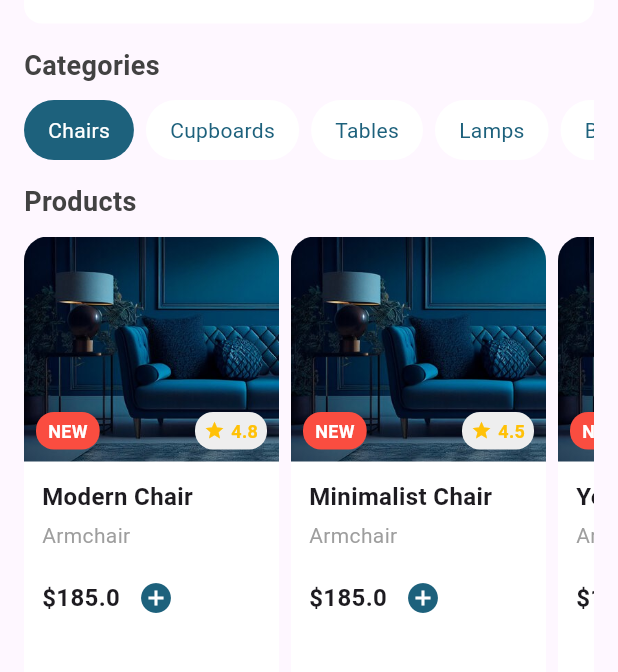
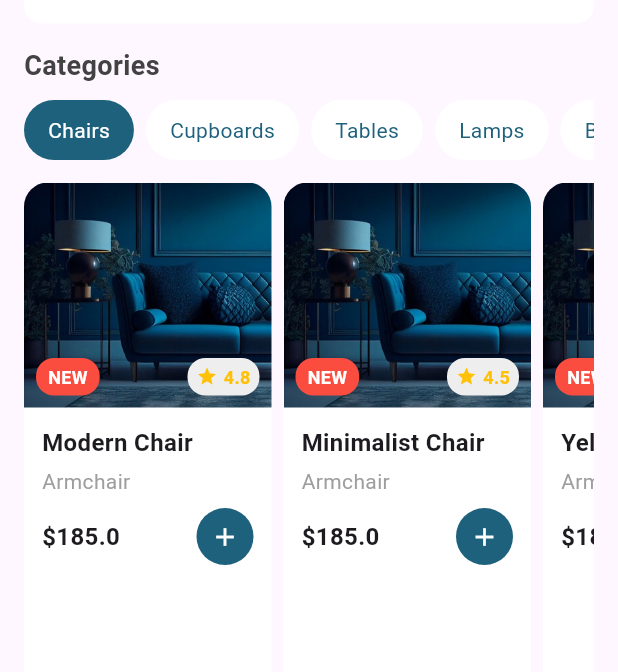
Before and after one commit to Huseinaz/furniture-app, a Flutter app: the HomePage screen opened directly, on a phone screen of 412 x 824 dp, the part 194-866 px from its top. Run offline on Flutter 3.47's test engine with Material 3 defaults, Android fonts, the phone set to English and light mode, and no system bars.

Commit message:
Edit card style

```diff
--- a/lib/components/product_card.dart
+++ b/lib/components/product_card.dart
@@ -23,6 +23,7 @@ class ProductCard extends StatelessWidget {
   @override
   Widget build(BuildContext context) {
     return Container(
+      width: 165,
       decoration: BoxDecoration(
         color: Colors.white,
         borderRadius: BorderRadius.circular(16),
@@ -37,7 +38,7 @@ class ProductCard extends StatelessWidget {
                     const BorderRadius.vertical(top: Radius.circular(16)),
                 child: Image.asset(
                   imagePath,
-                  width: 170,
+                  width: 165,
                   height: 150,
                   fit: BoxFit.cover,
                 ),
@@ -125,10 +126,20 @@ class ProductCard extends StatelessWidget {
                         fontWeight: FontWeight.bold,
                       ),
                     ),
-                    IconButton(
-                      onPressed: onAddToCart,
-                      icon: const Icon(Icons.add_circle,
-                          color: Color.fromARGB(255, 29, 97, 124)),
+                    Container(
+                      width: 38,
+                      height: 38,
+                      decoration: const BoxDecoration(
+                        shape: BoxShape.circle,
+                        color: Color.fromARGB(255, 29, 97, 124),
+                      ),
+                      child: IconButton(
+                        padding: EdgeInsets.zero,
+                        iconSize: 20,
+                        onPressed: onAddToCart,
+                        icon: const Icon(Icons.add),
+                        color: Colors.white,
+                      ),
                     ),
                   ],
                 ),
--- a/lib/pages/home_page.dart
+++ b/lib/pages/home_page.dart
@@ -152,15 +152,6 @@ class _HomePageState extends State<HomePage> {
                 ),
               ),
               const SizedBox(height: 15),
-              Text(
-                'Products',
-                style: TextStyle(
-                  fontSize: 18,
-                  fontWeight: FontWeight.bold,
-                  color: Colors.grey[800],
-                ),
-              ),
-              const SizedBox(height: 10),
               Expanded(
                 child: ListView.builder(
                   scrollDirection: Axis.horizontal,
```
